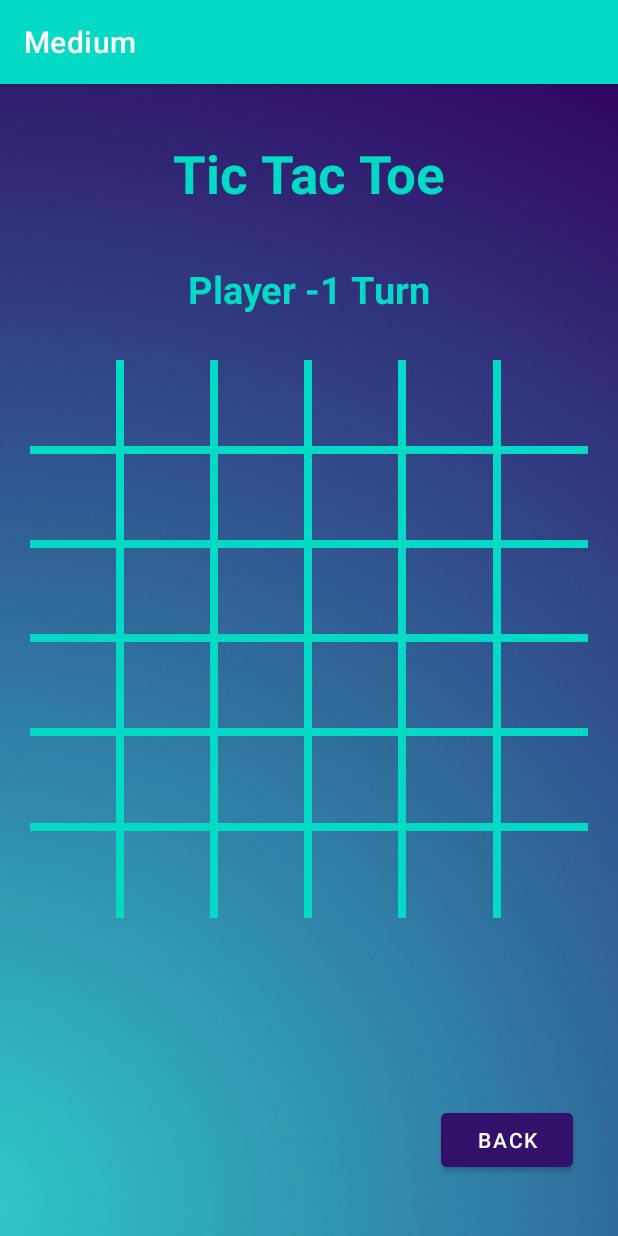
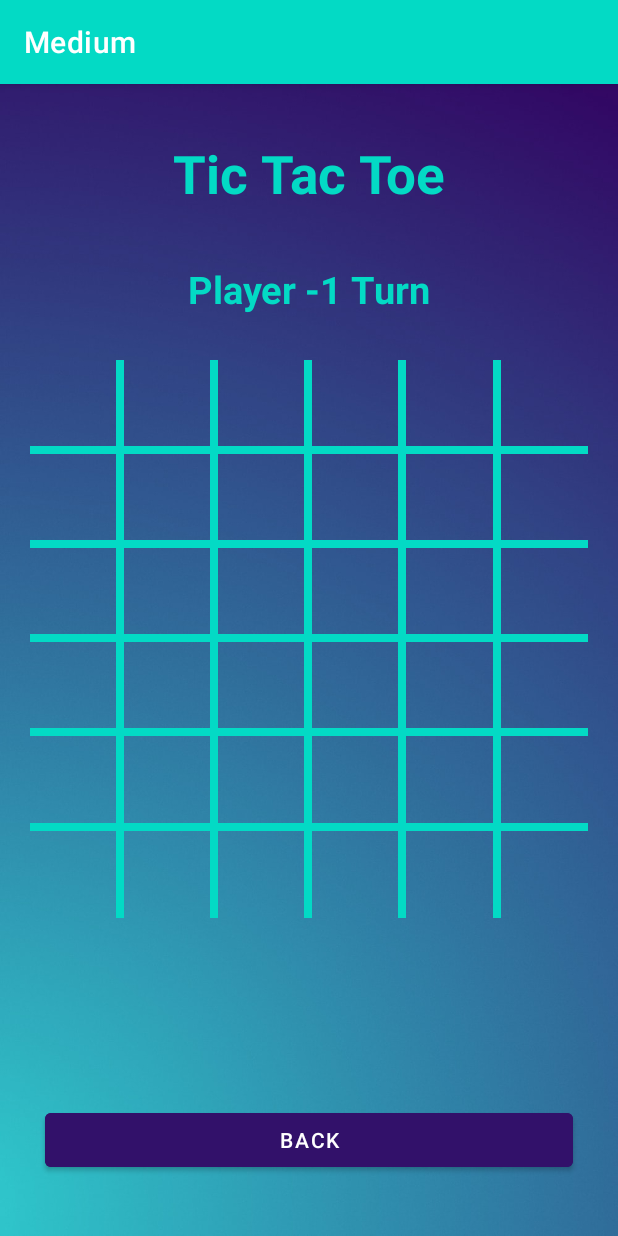
Before and after one commit to khan78756/Tic-Tac-Toe, an Android app: the medium screen opened directly, with no data from a screen before it, on a phone screen of 412 x 824 dp. Run offline under Robolectric (Android 15) with nearby library versions, the phone set to English and light mode, and no system bars.

Commit message:
Tic Tak Toe

```diff
--- a/app/src/main/res/layout/activity_medium.xml
+++ b/app/src/main/res/layout/activity_medium.xml
@@ -139,8 +139,8 @@
             <android.widget.Button
                 android:id="@+id/b7"
                 style="@style/column"
+                android:tag="6"
                 android:textColor="#32116a"
-                android:tag="6"
                 tools:text="7"></android.widget.Button>
 
             <View
@@ -152,8 +152,8 @@
             <android.widget.Button
                 android:id="@+id/b8"
                 style="@style/column"
+                android:tag="7"
                 android:textColor="#32116a"
-                android:tag="7"
                 tools:text="8"></android.widget.Button>
 
             <View
@@ -164,8 +164,8 @@
             <android.widget.Button
                 android:id="@+id/b9"
                 style="@style/column"
+                android:tag="8"
                 android:textColor="#32116a"
-                android:tag="8"
                 tools:text="9"></android.widget.Button>
 
             <View
@@ -218,8 +218,8 @@
             <android.widget.Button
                 android:id="@+id/b13"
                 style="@style/column"
+                android:tag="12"
                 android:textColor="#32116a"
-                android:tag="12"
                 tools:text="13"></android.widget.Button>
 
             <View
@@ -230,8 +230,8 @@
             <android.widget.Button
                 android:id="@+id/b14"
                 style="@style/column"
+                android:tag="13"
                 android:textColor="#32116a"
-                android:tag="13"
                 tools:text="14"></android.widget.Button>
 
             <View
@@ -242,8 +242,8 @@
             <android.widget.Button
                 android:id="@+id/b15"
                 style="@style/column"
+                android:tag="14"
                 android:textColor="#32116a"
-                android:tag="14"
                 tools:text="15"></android.widget.Button>
 
 
@@ -297,8 +297,8 @@
             <android.widget.Button
                 android:id="@+id/b19"
                 style="@style/column"
+                android:tag="18"
                 android:textColor="#32116a"
-                android:tag="18"
                 tools:text="19"></android.widget.Button>
 
             <View
@@ -309,8 +309,8 @@
             <android.widget.Button
                 android:id="@+id/b20"
                 style="@style/column"
+                android:tag="19"
                 android:textColor="#32116a"
-                android:tag="19"
                 tools:text="20"></android.widget.Button>
 
             <View
@@ -321,8 +321,8 @@
             <android.widget.Button
                 android:id="@+id/b21"
                 style="@style/column"
+                android:tag="20"
                 android:textColor="#32116a"
-                android:tag="20"
                 tools:text="21"></android.widget.Button>
 
 
@@ -377,8 +377,8 @@
             <android.widget.Button
                 android:id="@+id/b25"
                 style="@style/column"
+                android:tag="24"
                 android:textColor="#32116a"
-                android:tag="24"
                 tools:text="25"></android.widget.Button>
 
             <View
@@ -389,8 +389,8 @@
             <android.widget.Button
                 android:id="@+id/b26"
                 style="@style/column"
+                android:tag="25"
                 android:textColor="#32116a"
-                android:tag="25"
                 tools:text="26"></android.widget.Button>
 
             <View
@@ -401,8 +401,8 @@
             <android.widget.Button
                 android:id="@+id/b27"
                 style="@style/column"
+                android:tag="26"
                 android:textColor="#32116a"
-                android:tag="26"
                 tools:text="27"></android.widget.Button>
 
 
@@ -457,8 +457,8 @@
             <android.widget.Button
                 android:id="@+id/b31"
                 style="@style/column"
+                android:tag="30"
                 android:textColor="#32116a"
-                android:tag="30"
                 tools:text="31"></android.widget.Button>
 
             <View
@@ -469,8 +469,8 @@
             <android.widget.Button
                 android:id="@+id/b32"
                 style="@style/column"
+                android:tag="31"
                 android:textColor="#32116a"
-                android:tag="31"
                 tools:text="32"></android.widget.Button>
 
             <View
@@ -481,8 +481,8 @@
             <android.widget.Button
                 android:id="@+id/b33"
                 style="@style/column"
+                android:tag="32"
                 android:textColor="#32116a"
-                android:tag="32"
                 tools:text="33"></android.widget.Button>
 
 
@@ -530,16 +530,17 @@
 
     <Button
         android:id="@+id/btnexit"
-        android:layout_width="wrap_content"
+        android:layout_width="match_parent"
         android:layout_height="wrap_content"
-        android:layout_marginEnd="30dp"
+        android:layout_marginHorizontal="30dp"
         android:layout_marginBottom="40dp"
         android:backgroundTint="#32116a"
         android:text="Back"
         android:textColor="@color/white"
         app:layout_constraintBottom_toBottomOf="parent"
-        app:layout_constraintEnd_toEndOf="parent" />
-
+        app:layout_constraintEnd_toEndOf="parent"
+        app:layout_constraintHorizontal_bias="0.5"
+        app:layout_constraintStart_toStartOf="parent" />
 
 
 </androidx.constraintlayout.widget.ConstraintLayout>
```
Also changed, not shown: app/src/main/res/layout/activity_main.xml (+17 -18 lines).
